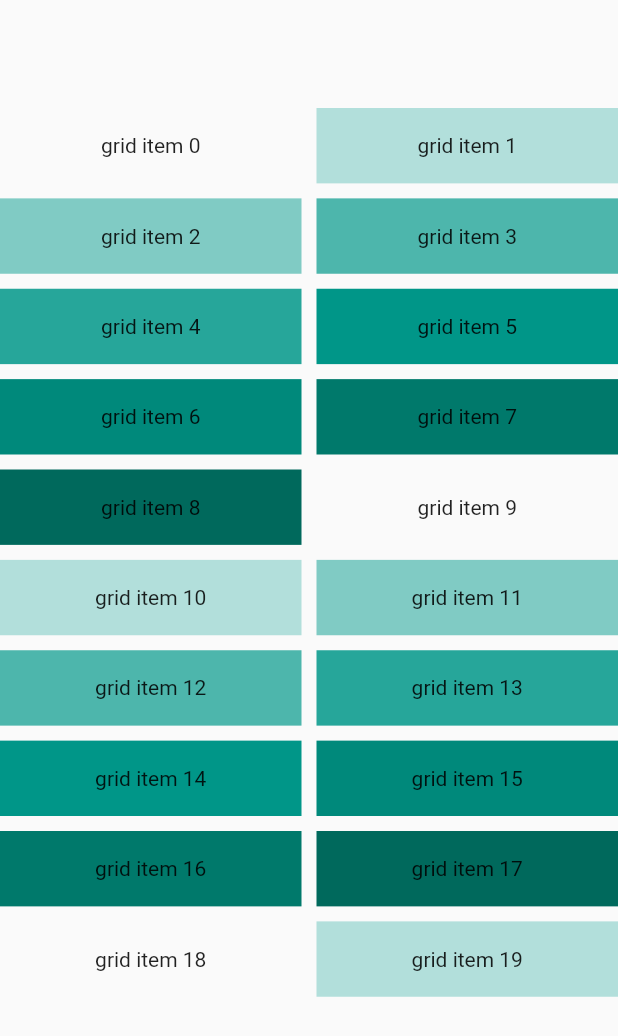
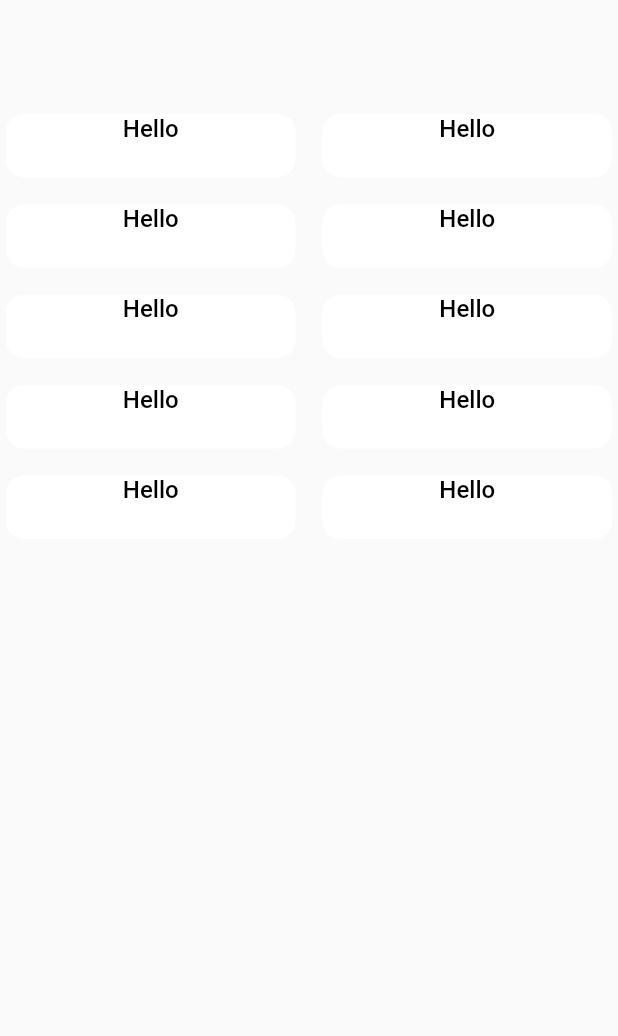
Before and after one commit to theswerd/hoohacks2021, a Flutter app: the screen it shows after launch, on a phone screen of 412 x 824 dp. Shown: the top 1036 px of the screen. Run offline on Flutter 3.47's test engine with Material 2 defaults, Android fonts, the light colour scheme and no system bars.

Commit message:
started on offer tiles

```diff
--- a/client/lib/main.dart
+++ b/client/lib/main.dart
@@ -12,7 +12,11 @@ class MyApp extends StatelessWidget {
   Widget build(BuildContext context) {
     return MaterialApp(
       title: 'Flutter Demo',
-      theme: ThemeData(),
+      theme: ThemeData(
+          cardTheme: CardTheme(
+              elevation: 0,
+              shape: RoundedRectangleBorder(
+                  borderRadius: BorderRadius.circular(12)))),
       home: HomePage(),
     );
   }
--- a/client/lib/models/offer.dart
+++ b/client/lib/models/offer.dart
@@ -1,5 +1,6 @@
 class Offer {
-  late final String name, description, photoURL, usesLeft;
+  late final String name, description, photoURL;
+  late final int usesLeft;
 
   Offer({
     required this.name,
--- a/client/lib/pages/homePage/homePage.dart
+++ b/client/lib/pages/homePage/homePage.dart
@@ -1,8 +1,20 @@
+import 'dart:math';
+
+import 'package:client/models/offer.dart';
+import 'package:client/pages/homePage/offerTile.dart';
 import 'package:flutter/material.dart';
 
 import '../../components/header.dart';
 
 class HomePage extends StatelessWidget {
+  final List<Offer> offers = List.generate(
+      10,
+      (i) => new Offer(
+          name: 'Hello',
+          description: 'Hello guys welcome back to another minecraft video.',
+          photoURL: 'url',
+          usesLeft: Random().nextInt(20)));
+
   @override
   Widget build(BuildContext context) {
     return Scaffold(
@@ -17,14 +29,8 @@ class HomePage extends StatelessWidget {
             childAspectRatio: 4.0,
           ),
           delegate: SliverChildBuilderDelegate(
-            (BuildContext context, int index) {
-              return Container(
-                alignment: Alignment.center,
-                color: Colors.teal[100 * (index % 9)],
-                child: Text('grid item $index'),
-              );
-            },
-            childCount: 20,
+            (c, i) => OfferTile(offers[i]),
+            childCount: offers.length,
           ),
         )
       ],
--- a/client/lib/pages/homePage/offerTile.dart
+++ b/client/lib/pages/homePage/offerTile.dart
@@ -1,8 +1,15 @@
+import 'package:client/components/themed_text.dart';
+import 'package:client/models/offer.dart';
 import 'package:flutter/material.dart';
 
 class OfferTile extends StatelessWidget {
+  final Offer offer;
+  OfferTile(this.offer);
+
   @override
   Widget build(BuildContext context) {
-    return Container();
+    return Card(
+      child: ThemedText(offer.name),
+    );
   }
 }
```
